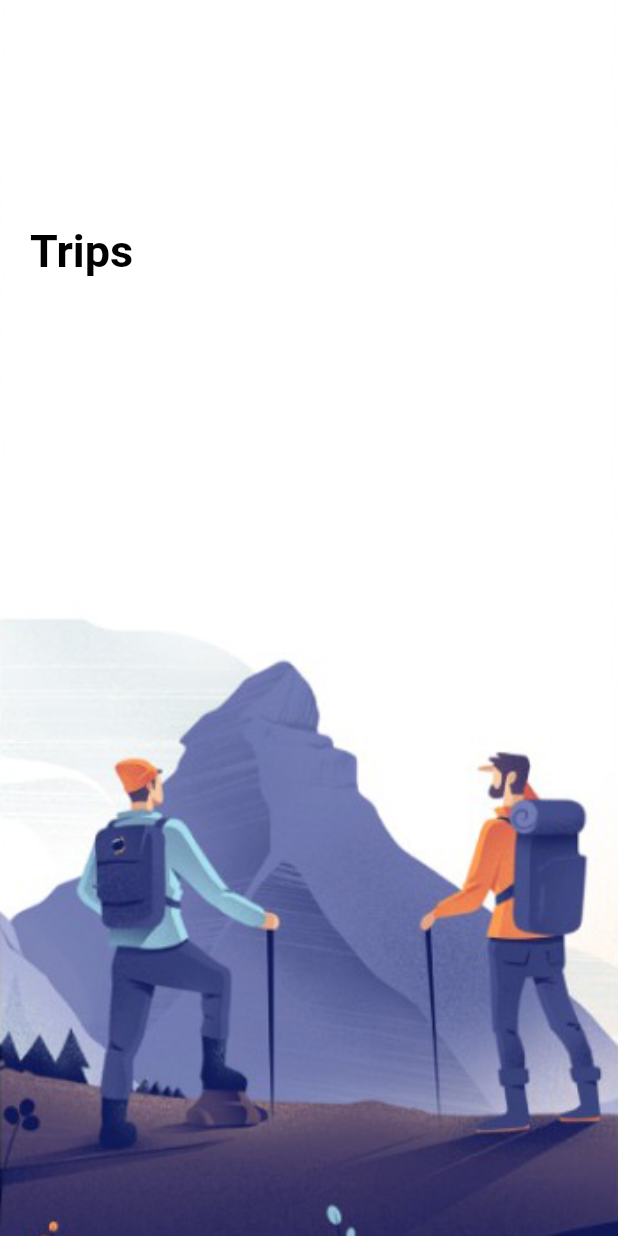
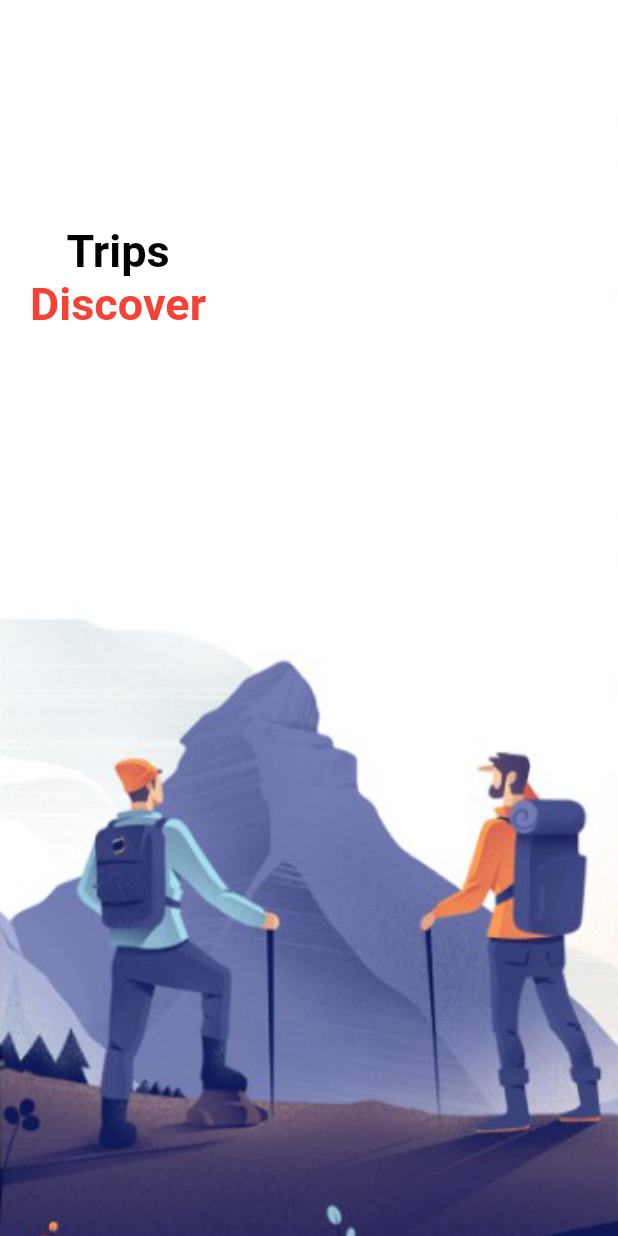
Before and after one commit to imjmakki/Travel-App, a Flutter app: the screen it shows after launch, on a phone screen of 412 x 824 dp. Run offline on Flutter 3.47's test engine with Material 2 defaults, Android fonts, the phone set to English and light mode, and no system bars.

Commit message:
Travel Project

```diff
--- a/lib/pages/welcome_page.dart
+++ b/lib/pages/welcome_page.dart
@@ -37,6 +37,10 @@ class _WelcomePageState extends State<WelcomePage> {
                     Column(
                       children: [
                         AppLargeText(text: "Trips"),
+                        AppLargeText(
+                          text: "Discover",
+                          color: Colors.red,
+                        ),
                       ],
                     ),
                   ],
```
